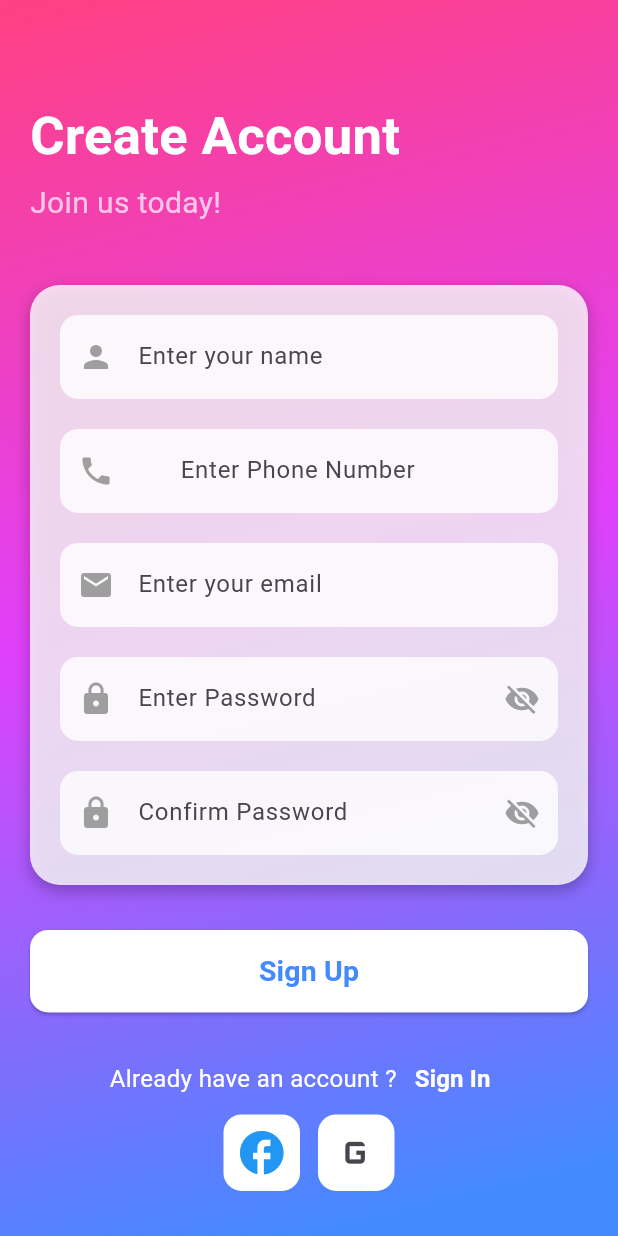
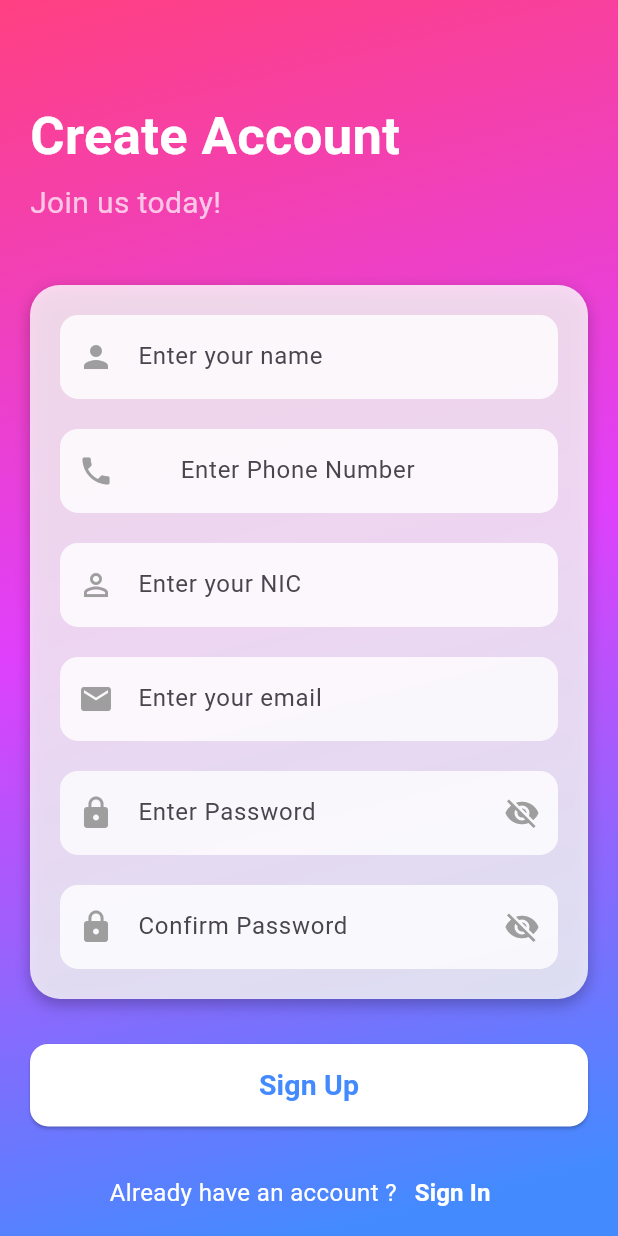
Before and after one commit to Theekshana1999/Social-Media-App, a Flutter app: the SignUpScreen screen opened by its route, on a phone screen of 412 x 824 dp. Run offline on Flutter 3.47's test engine with Material 3 defaults, Android fonts, the phone set to English and light mode, and no system bars; our stand-ins replace curved_navigation_bar, font_awesome_flutter, get, image_picker.

Commit message:
feat(signup): add NIC field and implement user sign-up functionality

```diff
--- a/lib/Screen/signup_screen.dart
+++ b/lib/Screen/signup_screen.dart
@@ -1,4 +1,7 @@
+import 'dart:convert';
+
 import 'package:flutter/material.dart';
+import 'package:http/http.dart' as http;
 
 class SignUpScreen extends StatefulWidget {
   const SignUpScreen({super.key});
@@ -10,12 +13,46 @@ class SignUpScreen extends StatefulWidget {
 class _SignUpScreenState extends State<SignUpScreen> {
   final TextEditingController _nameController = TextEditingController();
   final TextEditingController _emailController = TextEditingController();
+  final TextEditingController _nicController = TextEditingController();
   final TextEditingController _passwordController = TextEditingController();
   final TextEditingController _phoneController = TextEditingController();
   final TextEditingController _confirmPasswordController =
       TextEditingController();
 
   bool _obscurePassword = true;
+
+  /// Signs up a user by sending a POST request to the backend.
+  Future<void> signUpUser(
+      {required String nic,
+      required String phone,
+      required String password}
+  ) async {
+    const String url =
+        'http://192.168.56.1:5000/api/user/sign-up'; // localhost for Android emulator
+
+    try {
+      final response = await http.post(
+        Uri.parse(url),
+        headers: {'Content-Type': 'application/json'},
+        body: jsonEncode({
+          "nic": _nicController.text,
+          "phone": _phoneController.text,
+          "password": _passwordController.text,
+        }),
+      );
+      print('Response status: ${response.statusCode}');
+      if (response.statusCode == 200 || response.statusCode == 201) {
+        print('Sign-up successful!');
+        print('Response: ${response.body}');
+      } else {
+        print('Failed to sign up. Status code: ${response.statusCode}');
+        print('Error body: ${response.body}');
+      }
+    } catch (e) {
+      print('Error signing up: $e');
+    }
+    print(_nicController.text + _phoneController.text + _passwordController.text);
+  }
 
   @override
   Widget build(BuildContext context) {
@@ -114,6 +151,27 @@ class _SignUpScreenState extends State<SignUpScreen> {
                               fontWeight: FontWeight.bold,
                             ),
                             hintText: 'Enter Phone Number',
+                            filled: true,
+                            fillColor: Colors.white.withOpacity(0.8),
+                            border: OutlineInputBorder(
+                              borderRadius: BorderRadius.circular(12),
+                              borderSide: BorderSide.none,
+                            ),
+                          ),
+                        ),
+                        const SizedBox(height: 20),
+
+                        // NIC
+                        TextField(
+                          controller: _nicController,
+                          keyboardType: TextInputType.text,
+                          style: const TextStyle(color: Colors.black),
+                          decoration: InputDecoration(
+                            prefixIcon: const Icon(
+                              Icons.perm_identity,
+                              color: Colors.grey,
+                            ),
+                            hintText: 'Enter your NIC',
                             filled: true,
                             fillColor: Colors.white.withOpacity(0.8),
                             border: OutlineInputBorder(
@@ -229,6 +287,7 @@ class _SignUpScreenState extends State<SignUpScreen> {
                         String password = _passwordController.text;
                         String confirmPassword =
                             _confirmPasswordController.text;
+                        String nic = _nicController.text.trim();
 
                         // Basic validation
                         if (name.isEmpty) {
@@ -273,14 +332,14 @@ class _SignUpScreenState extends State<SignUpScreen> {
                         }
 
                         // All fields are valid
-                        debugPrint('Name: $name');
-                        debugPrint('Phone: $phone');
-                        debugPrint('Email: $email');
-                        debugPrint('Password: $password');
+                        // debugPrint('Name: $name');
+                        // debugPrint('Phone: $phone');
+                        // debugPrint('Email: $email');
+                        // debugPrint('Password: $password');
 
-                        ScaffoldMessenger.of(context).showSnackBar(
-                          const SnackBar(content: Text('Sign Up Successful!')),
-                        );
+                        // Call the sign-up function
+
+                        signUpUser(nic: nic, phone: phone, password: password);
                       },
                       style: ElevatedButton.styleFrom(
                         backgroundColor: Colors.white,
@@ -321,38 +380,39 @@ class _SignUpScreenState extends State<SignUpScreen> {
                       ),
                     ],
                   ),
+
                   // const SizedBox(height: 10),
-                  Row(
-                    mainAxisAlignment: MainAxisAlignment.center,
-                    children: [
+                  // Row(
+                  //   mainAxisAlignment: MainAxisAlignment.center,
+                  //   children: [
 
-                      Container(
-                        decoration: BoxDecoration(
-                          color: Colors.white,
-                          borderRadius: BorderRadius.circular(12),
-                        ),
-                        child: IconButton(
-                          icon: const Icon(Icons.facebook, size: 35,color: Colors.blue,),
-                          onPressed: () {
-                            // Handle Facebook sign up
-                          },
-                        ),
-                      ),
-                      SizedBox(width: 12),
-                      Container(
-                        decoration: BoxDecoration(
-                          color: Colors.white,
-                          borderRadius: BorderRadius.circular(12),
-                        ),
-                        child: IconButton(
-                          icon: const Icon(Icons.g_mobiledata, size: 35),
-                          onPressed: () {
-                            // Handle Google sign up
-                          },
-                        ),
-                      ),
-                    ],
-                  ),
+                  //     Container(
+                  //       decoration: BoxDecoration(
+                  //         color: Colors.white,
+                  //         borderRadius: BorderRadius.circular(12),
+                  //       ),
+                  //       child: IconButton(
+                  //         icon: const Icon(Icons.facebook, size: 35,color: Colors.blue,),
+                  //         onPressed: () {
+                  //           // Handle Facebook sign up
+                  //         },
+                  //       ),
+                  //     ),
+                  //     SizedBox(width: 12),
+                  //     Container(
+                  //       decoration: BoxDecoration(
+                  //         color: Colors.white,
+                  //         borderRadius: BorderRadius.circular(12),
+                  //       ),
+                  //       child: IconButton(
+                  //         icon: const Icon(Icons.g_mobiledata, size: 35),
+                  //         onPressed: () {
+                  //           // Handle Google sign up
+                  //         },
+                  //       ),
+                  //     ),
+                  //   ],
+                  // ),
                 ],
               ),
             ),
```
